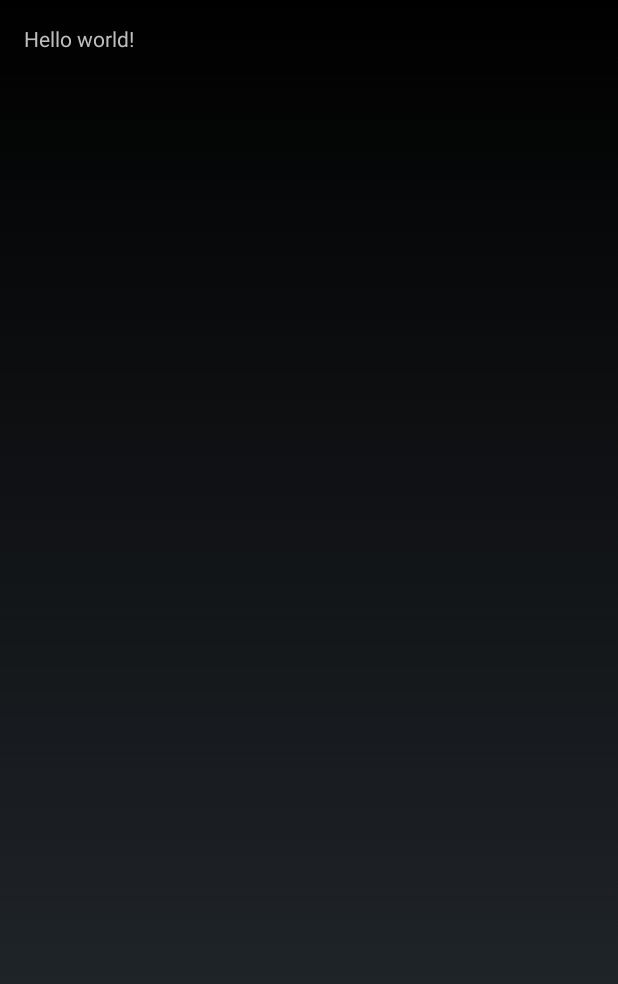
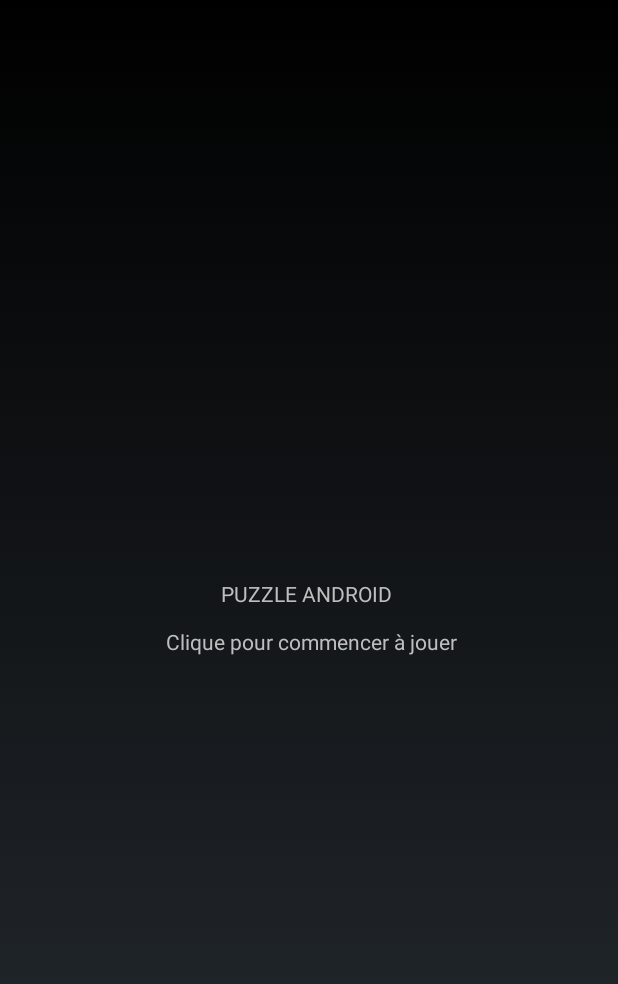
Before and after one commit to vicard/android-stromboni-puzzle, an Android app: the layout activity_launch.xml on its own in the app's theme, with its tools: preview values and no code run, on a phone screen of 412 x 824 dp. Shown: the top 984 px of the screen. Run offline under Robolectric (Android 15) with nearby library versions, the phone set to English and light mode, and no system bars.

Commit message:
changement nom launcher

```diff
--- a/app/src/main/AndroidManifest.xml
+++ b/app/src/main/AndroidManifest.xml
@@ -23,7 +23,9 @@
         </activity>
         <activity
             android:name="com.bravelittlescientist.android_puzzle_view.LaunchActivity"
-            android:label="@string/title_activity_launch" >
+            android:label="@string/title_activity_launch"
+            android:screenOrientation="landscape"
+            android:theme="@android:style/Theme.NoTitleBar">
             <intent-filter>
                 <action android:name="android.intent.action.MAIN" />
 
--- a/app/src/main/res/layout/activity_launch.xml
+++ b/app/src/main/res/layout/activity_launch.xml
@@ -10,8 +10,10 @@
     android:onClick="launchPuzzle">
 
     <TextView
-        android:text="@string/hello_world"
+        android:text="PUZZLE ANDROID \n\n Clique pour commencer à jouer"
         android:layout_width="wrap_content"
-        android:layout_height="wrap_content" />
+        android:layout_height="wrap_content"
+        android:layout_centerInParent="true"
+        android:gravity="center"/>
 
 </RelativeLayout>
--- a/app/src/main/res/values/strings.xml
+++ b/app/src/main/res/values/strings.xml
@@ -1,9 +1,9 @@
 <?xml version="1.0" encoding="utf-8"?>
 <resources>
 
-    <string name="app_name">android-puzzle-view</string>
+    <string name="app_name">Android Puzzle</string>
     <string name="placeholder">Placeholder</string>
-    <string name="title_activity_launch">LaunchActivity</string>
+    <string name="title_activity_launch">Android Puzzle</string>
     <string name="hello_world">Hello world!</string>
     <string name="action_settings">Settings</string>
 
```
Also changed, not shown: app/src/main/java/com/bravelittlescientist/android_puzzle_view/PuzzleCompactSurface.java (+6 -2 lines).
